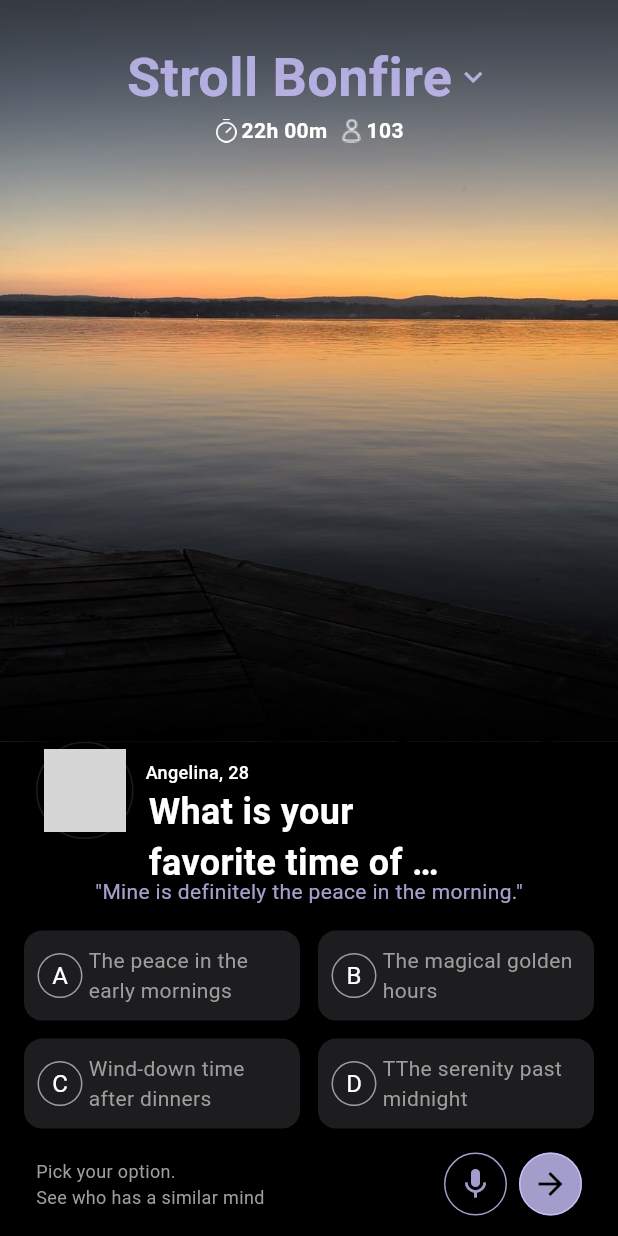
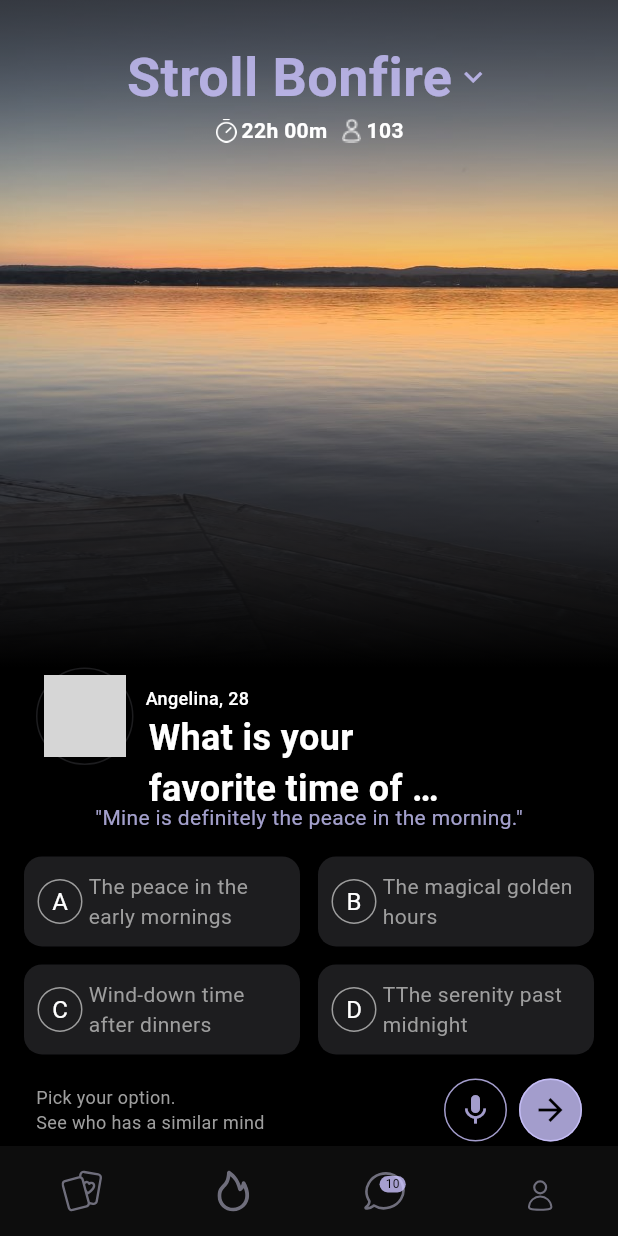
Before and after one commit to AGASTRONICS/frontend-interview-task, a Flutter app: the screen it shows after launch, on a phone screen of 412 x 824 dp. Run offline on Flutter 3.47's test engine with Material 3 defaults, Android fonts, the phone set to English and light mode, and no system bars; our stand-ins replace bloc, flutter_bloc, flutter_svg; grey boxes are pictures that could not be loaded.

Commit message:
Completed Custom Navigation

```diff
--- a/lib/app.dart
+++ b/lib/app.dart
@@ -1,7 +1,7 @@
 import 'package:feinterview/utils/device/device_utility.dart';
 import 'package:flutter/material.dart';
 
-import 'features/personalization/screens/fe-interview-task/fe_interview_task.dart';
+import 'navigation.dart';
 
 class StrollApp extends StatelessWidget {
   const StrollApp({super.key});
@@ -15,7 +15,7 @@ class StrollApp extends StatelessWidget {
       theme: ThemeData(
         useMaterial3: true,
       ),
-      home: const FrontendInterviewTask(),
+      home: const StrollNavigationMenu(),
     );
   }
 }
--- /dev/null
+++ b/lib/common/widgets/icons/stroll_svg_icon.dart
@@ -0,0 +1,36 @@
+import 'package:flutter/material.dart';
+import 'package:flutter_svg/svg.dart';
+
+import '../../../utils/constants/sizes.dart';
+
+Widget strollSvgIcon({
+  required double size,
+  required EdgeInsetsGeometry padding,
+  double borderRadius = StrollSizes.md,
+  required bool applyImageRadius,
+  required String svg,
+  BoxBorder? border,
+  Color? backgroundColor,
+  BoxFit? fit = BoxFit.cover,
+}) {
+  return Container(
+    height: size,
+    width: size,
+    padding: padding,
+    decoration: BoxDecoration(
+      border: border,
+      color: backgroundColor,
+      borderRadius: BorderRadius.circular(borderRadius),
+    ),
+    child: ClipRRect(
+      borderRadius: applyImageRadius
+          ? BorderRadius.circular(borderRadius)
+          : BorderRadius.zero,
+      child: SvgPicture.asset(
+        svg,
+        height: size,
+        width: size,
+      ),
+    ),
+  );
+}
--- a/lib/common/widgets/images/png_icon.dart
+++ b/lib/common/widgets/images/png_icon.dart
@@ -12,11 +12,16 @@ class StrollPngIcon extends StatelessWidget {
 
   @override
   Widget build(BuildContext context) {
-    return Image.asset(
-      assetPath,
-      fit: BoxFit.contain,
+    return Container(
+      decoration: BoxDecoration(),
       height: size,
       width: size,
+      child: Image.asset(
+        assetPath,
+        fit: BoxFit.contain,
+        height: size,
+        width: size,
+      ),
     );
   }
 }
--- /dev/null
+++ b/lib/cubit/navigation_cubit.dart
@@ -0,0 +1,9 @@
+import 'package:bloc/bloc.dart';
+
+class NavigationCubit extends Cubit<int> {
+  NavigationCubit() : super(0);
+
+  void selectIndex(int index) {
+    emit(index);
+  }
+}
--- a/lib/features/personalization/screens/fe-interview-task/fe_interview_task.dart
+++ b/lib/features/personalization/screens/fe-interview-task/fe_interview_task.dart
@@ -8,8 +8,8 @@ import '../../../../utils/constants/colors.dart';
 import '../../../../utils/constants/sizes.dart';
 import '../../../../utils/constants/texts.dart';
 
-class FrontendInterviewTask extends StatelessWidget {
-  const FrontendInterviewTask({super.key});
+class StrollFrontendInterviewTask extends StatelessWidget {
+  const StrollFrontendInterviewTask({super.key});
 
   @override
   Widget build(BuildContext context) {
--- a/lib/features/personalization/screens/fe-interview-task/widgets/background_with_stack_text.dart
+++ b/lib/features/personalization/screens/fe-interview-task/widgets/background_with_stack_text.dart
@@ -18,7 +18,7 @@ class StrollHeaderSection extends StatelessWidget {
         Stack(
           children: [
             Container(
-              height: StrollDeviceUtils.getScreenHeight(context) * 0.6,
+              height: StrollDeviceUtils.getScreenHeight(context) * 0.54,
               decoration: BoxDecoration(
                 image: DecorationImage(
                   image: AssetImage(StrollImages.sunSetBackground2),
@@ -49,13 +49,14 @@ class StrollHeaderSection extends StatelessWidget {
                   Align(
                     alignment: Alignment.bottomCenter,
                     child: Container(
-                      height: 280,
+                      height: 200,
                       decoration: BoxDecoration(
                         gradient: LinearGradient(
                           begin: Alignment.bottomCenter,
                           end: Alignment.topCenter,
                           colors: [
                             StrollColors.dark,
+                            StrollColors.darkShadow,
                             Colors.transparent,
                           ],
                         ),
--- a/lib/main.dart
+++ b/lib/main.dart
@@ -3,6 +3,7 @@ import 'package:flutter/material.dart';
 import 'package:flutter_bloc/flutter_bloc.dart';
 
 import 'app.dart';
+import 'cubit/navigation_cubit.dart';
 
 void main() {
   WidgetsFlutterBinding.ensureInitialized();
@@ -11,6 +12,7 @@ void main() {
     MultiBlocProvider(
       providers: [
         BlocProvider(create: (context) => AnswersCubit()),
+        BlocProvider(create: (context) => NavigationCubit()),
       ],
       child: StrollApp(),
     ),
--- /dev/null
+++ b/lib/navigation.dart
@@ -0,0 +1,127 @@
+import 'package:feinterview/utils/constants/colors.dart';
+import 'package:feinterview/utils/constants/image_strings.dart';
+import 'package:feinterview/utils/constants/sizes.dart';
+import 'package:flutter/material.dart';
+import 'package:flutter_bloc/flutter_bloc.dart';
+
+import 'common/widgets/icons/stroll_svg_icon.dart';
+import 'cubit/navigation_cubit.dart';
+import 'features/personalization/screens/fe-interview-task/fe_interview_task.dart';
+
+class StrollNavigationMenu extends StatelessWidget {
+  const StrollNavigationMenu({super.key});
+
+  @override
+  Widget build(BuildContext context) {
+    final List<Widget> screens = [
+      StrollFrontendInterviewTask(),
+      SizedBox(),
+      SizedBox(),
+      SizedBox(),
+    ];
+
+    return BlocProvider(
+      create: (_) => NavigationCubit(),
+      child: BlocBuilder<NavigationCubit, int>(
+        builder: (context, selectedIndex) {
+          return Scaffold(
+            body: Stack(
+              children: [
+                screens[selectedIndex],
+                Align(
+                  alignment: Alignment.bottomCenter,
+                  child: _CustomBottomNavBar(
+                    selectedIndex: selectedIndex,
+                    onItemSelected: (index) {
+                      context.read<NavigationCubit>().selectIndex(index);
+                    },
+                  ),
+                ),
+              ],
+            ),
+          );
+        },
+      ),
+    );
+  }
+}
+
+class _CustomBottomNavBar extends StatelessWidget {
+  final int selectedIndex;
+  final Function(int) onItemSelected;
+
+  const _CustomBottomNavBar({
+    super.key,
+    required this.selectedIndex,
+    required this.onItemSelected,
+  });
+
+  @override
+  Widget build(BuildContext context) {
+    return Container(
+      padding:
+          const EdgeInsets.symmetric(horizontal: StrollSizes.xs, vertical: 8),
+      height: 60,
+      decoration: BoxDecoration(
+        color: StrollColors.darkGrey,
+      ),
+      child: Row(
+        mainAxisAlignment: MainAxisAlignment.spaceAround,
+        children: [
+          _buildNavItem(svg: StrollImages.card, index: 0, notifications: 0),
+          _buildNavItem(svg: StrollImages.bonfire, index: 1, notifications: 0),
+          _buildNavItem(svg: StrollImages.chat, index: 2, notifications: 10),
+          _buildNavItem(svg: StrollImages.user, index: 3, notifications: 0),
+        ],
+      ),
+    );
+  }
+
+  Widget _buildNavItem({
+    required String svg,
+    required int index,
+    int notifications = 0,
+  }) {
+    final isSelected = selectedIndex == index;
+    return Column(
+      mainAxisSize: MainAxisSize.min,
+      children: [
+        Stack(
+          children: [
+            InkWell(
+              onTap: () => onItemSelected(index),
+              child: strollSvgIcon(
+                svg: svg,
+                size: 28.0,
+                padding: EdgeInsets.zero,
+                applyImageRadius: false,
+              ),
+            ),
+            Positioned(
+              top: 4,
+              right: 0,
+              child: notifications == 0
+                  ? SizedBox()
+                  : Container(
+                      padding: EdgeInsets.symmetric(horizontal: StrollSizes.xs),
+                      decoration: BoxDecoration(
+                        color: StrollColors.primary,
+                        borderRadius: BorderRadius.circular(
+                          StrollSizes.md,
+                        ),
+                      ),
+                      child: Text(
+                        notifications.toString(),
+                        style: TextStyle(
+                          fontSize: StrollSizes.sm,
+                          color: StrollColors.dark,
+                        ),
+                      ),
+                    ),
+            ),
+          ],
+        ),
+      ],
+    );
+  }
+}
--- a/lib/utils/constants/colors.dart
+++ b/lib/utils/constants/colors.dart
@@ -15,6 +15,7 @@ class StrollColors {
   // Mode
   static const Color light = Colors.white;
   static const Color dark = Colors.black;
+  static const Color darkGrey = Color(0xE90E0E0E);
 
   // Text
   static const Color textGrey = Colors.grey;
--- a/lib/utils/constants/image_strings.dart
+++ b/lib/utils/constants/image_strings.dart
@@ -10,4 +10,11 @@ class StrollImages {
   // -- App Icons
   static const String person = "assets/icons/person.png";
   static const String alarmClock = "assets/icons/alarm_clock.png";
+  static const String mic = "assets/icons/mic.png";
+
+  // -- Navigation Icons
+  static const String card = "assets/svgs/poker_cards.svg";
+  static const String chat = "assets/svgs/chat.svg";
+  static const String bonfire = "assets/svgs/bonfire.svg";
+  static const String user = "assets/svgs/user.svg";
 }
--- a/pubspec.yaml
+++ b/pubspec.yaml
@@ -34,6 +34,7 @@ dependencies:
   cupertino_icons: ^1.0.8
   url_launcher: ^6.1.12
   google_fonts: ^6.2.1
+  flutter_svg: ^2.0.6
 
   flutter_bloc: ^8.1.6
   bloc: ^8.1.4
```
Also changed, not shown: lib/common/widgets/images/round_image.dart (+4 -3 lines), assets/icons/mic.png (renamed from assets/svgs/mic.png), assets/svgs/poker_cards.svg (renamed from assets/svgs/poker-cards.svg), assets/svgs/user.svg (added), pubspec.lock.
